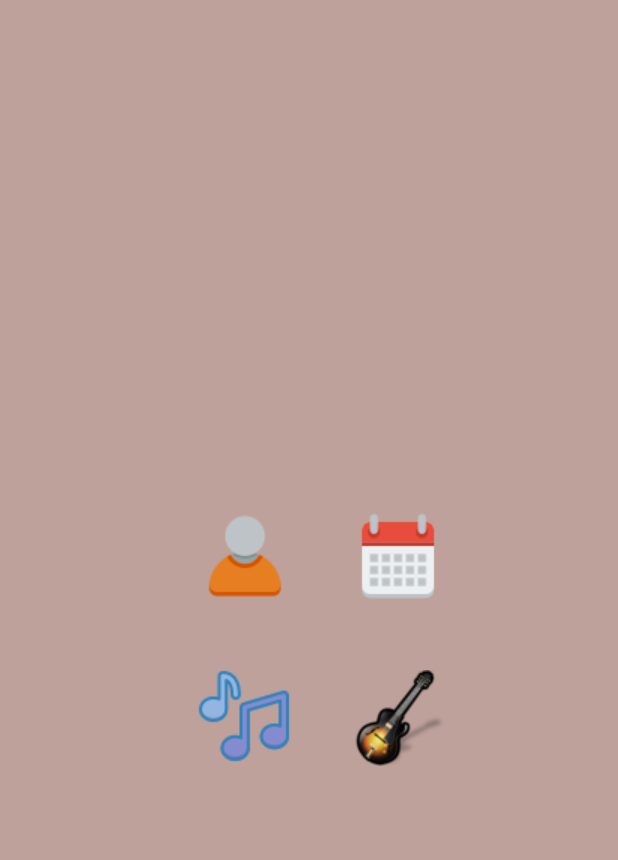
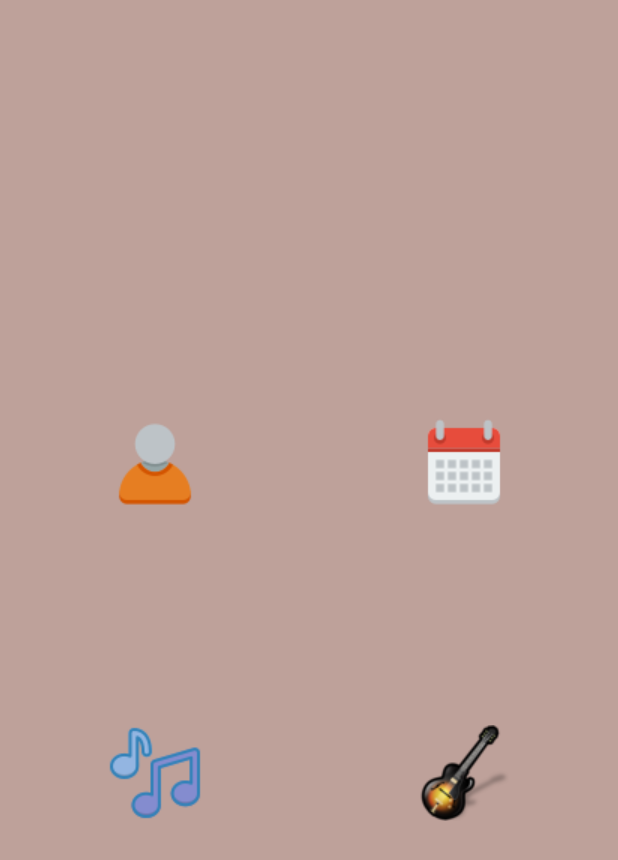
Before and after one commit to StarDust199/MaestroManager, an Android app: the MainActivity screen opened directly, with no data from a screen before it, on a phone screen of 412 x 824 dp. Shown: the top 860 px of the screen. Run offline under Robolectric (Android 15) with nearby library versions, the phone set to English and light mode, and no system bars.

Commit message:
poprawiona responsywnosc ekranu po zalogowaniu

```diff
--- a/app/src/main/AndroidManifest.xml
+++ b/app/src/main/AndroidManifest.xml
@@ -62,6 +62,7 @@
         </activity>
         <activity
             android:name=".MainActivity"
+            android:configChanges="orientation|screenSize"
             android:exported="false">
             <meta-data
                 android:name="android.app.lib_name"
--- a/app/src/main/res/layout/activity_main.xml
+++ b/app/src/main/res/layout/activity_main.xml
@@ -5,62 +5,96 @@
     android:layout_width="match_parent"
     android:layout_height="match_parent"
     android:background="@color/latte_med"
+    tools:context=".MainActivity">
 
-    tools:context=".MainActivity">
+
+    <androidx.constraintlayout.widget.Guideline
+        android:id="@+id/guideline1"
+        android:layout_width="wrap_content"
+        android:layout_height="wrap_content"
+        android:orientation="vertical"
+        app:layout_constraintGuide_percent="0.5" />
+
+    <androidx.constraintlayout.widget.Guideline
+        android:id="@+id/guideline2"
+        android:layout_width="wrap_content"
+        android:layout_height="wrap_content"
+        android:orientation="horizontal"
+        app:layout_constraintGuide_percent="0.25" />
+    <androidx.constraintlayout.widget.Guideline
+        android:id="@+id/guideline3"
+        android:layout_width="wrap_content"
+        android:layout_height="wrap_content"
+        android:orientation="horizontal"
+        app:layout_constraintGuide_percent="0.5" />
+    <androidx.constraintlayout.widget.Guideline
+        android:id="@+id/guideline4"
+        android:layout_width="wrap_content"
+        android:layout_height="wrap_content"
+        android:orientation="horizontal"
+        app:layout_constraintGuide_percent="0.75" />
+    <androidx.constraintlayout.widget.Guideline
+        android:id="@+id/guideline5"
+        android:layout_width="wrap_content"
+        android:layout_height="wrap_content"
+        android:orientation="horizontal"
+        app:layout_constraintGuide_percent="1" />
 
     <ImageButton
         android:id="@+id/btn_attendance"
-        android:layout_width="103dp"
-        android:layout_height="98dp"
+        android:layout_width="0dp"
+        android:layout_height="0dp"
         android:background="@android:color/transparent"
         android:contentDescription="@string/appbar_scrolling_view_behavior"
-        app:layout_constraintBottom_toBottomOf="parent"
-        app:layout_constraintEnd_toEndOf="parent"
-        app:layout_constraintHorizontal_bias="0.36"
+        app:layout_constraintBottom_toTopOf="@id/guideline4"
+        app:layout_constraintEnd_toStartOf="@id/guideline1"
+        app:layout_constraintHorizontal_bias="0.0"
         app:layout_constraintStart_toStartOf="parent"
         app:layout_constraintTop_toTopOf="parent"
-        app:layout_constraintVertical_bias="0.443"
-        app:srcCompat="@drawable/user" />
+        app:layout_constraintVertical_bias="1.0"
+        app:srcCompat="@drawable/user"
+        tools:ignore="ImageContrastCheck" />
 
     <ImageButton
         android:id="@+id/btn_calendar"
-        android:layout_width="103dp"
-        android:layout_height="97dp"
+        android:layout_width="0dp"
+        android:layout_height="0dp"
         android:background="@android:color/transparent"
         android:contentDescription="@string/fab_transformation_scrim_behavior"
-        app:layout_constraintBottom_toBottomOf="parent"
+        app:layout_constraintBottom_toTopOf="@id/guideline4"
         app:layout_constraintEnd_toEndOf="parent"
-        app:layout_constraintHorizontal_bias="0.692"
-        app:layout_constraintStart_toStartOf="parent"
+        app:layout_constraintHorizontal_bias="0.0"
+        app:layout_constraintStart_toEndOf="@id/guideline1"
         app:layout_constraintTop_toTopOf="parent"
-        app:layout_constraintVertical_bias="0.445"
-        app:srcCompat="@drawable/calendar" />
+        app:layout_constraintVertical_bias="1.0"
+        app:srcCompat="@drawable/calendar"
+        tools:ignore="ImageContrastCheck" />
 
     <ImageButton
         android:id="@+id/btn_notes"
-        android:layout_width="102dp"
-        android:layout_height="88dp"
+        android:layout_width="0dp"
+        android:layout_height="0dp"
+        android:background="@android:color/transparent"
+        android:contentDescription="@string/bottom_sheet_behavior"
+        app:layout_constraintBottom_toBottomOf="parent"
+        app:layout_constraintEnd_toStartOf="@id/guideline1"
+        app:layout_constraintStart_toStartOf="parent"
+        app:layout_constraintTop_toBottomOf="@id/guideline2"
+        app:srcCompat="@drawable/notes"
+        tools:ignore="ImageContrastCheck,DuplicateSpeakableTextCheck" />
+
+    <ImageButton
+        android:id="@+id/btn_instrument"
+        android:layout_width="0dp"
+        android:layout_height="0dp"
         android:background="@android:color/transparent"
         android:contentDescription="@string/bottom_sheet_behavior"
         app:layout_constraintBottom_toBottomOf="parent"
         app:layout_constraintEnd_toEndOf="parent"
-        app:layout_constraintHorizontal_bias="0.359"
-        app:layout_constraintStart_toStartOf="parent"
-        app:layout_constraintTop_toTopOf="parent"
-        app:layout_constraintVertical_bias="0.589"
-        app:srcCompat="@drawable/notes" />
-
-    <ImageButton
-        android:id="@+id/btn_instrument"
-        android:layout_width="103dp"
-        android:layout_height="87dp"
-        android:background="@android:color/transparent"
-        android:contentDescription="@string/bottom_sheet_behavior"
-        app:layout_constraintBottom_toBottomOf="parent"
-        app:layout_constraintEnd_toEndOf="parent"
-        app:layout_constraintHorizontal_bias="0.694"
-        app:layout_constraintStart_toStartOf="parent"
-        app:layout_constraintTop_toTopOf="parent"
-        app:layout_constraintVertical_bias="0.59"
-        app:srcCompat="@drawable/guitar" />
+        app:layout_constraintHorizontal_bias="0.0"
+        app:layout_constraintStart_toEndOf="@id/guideline1"
+        app:layout_constraintTop_toBottomOf="@id/guideline2"
+        app:layout_constraintVertical_bias="1.0"
+        app:srcCompat="@drawable/guitar"
+        tools:ignore="ImageContrastCheck" />
 </androidx.constraintlayout.widget.ConstraintLayout>
```
